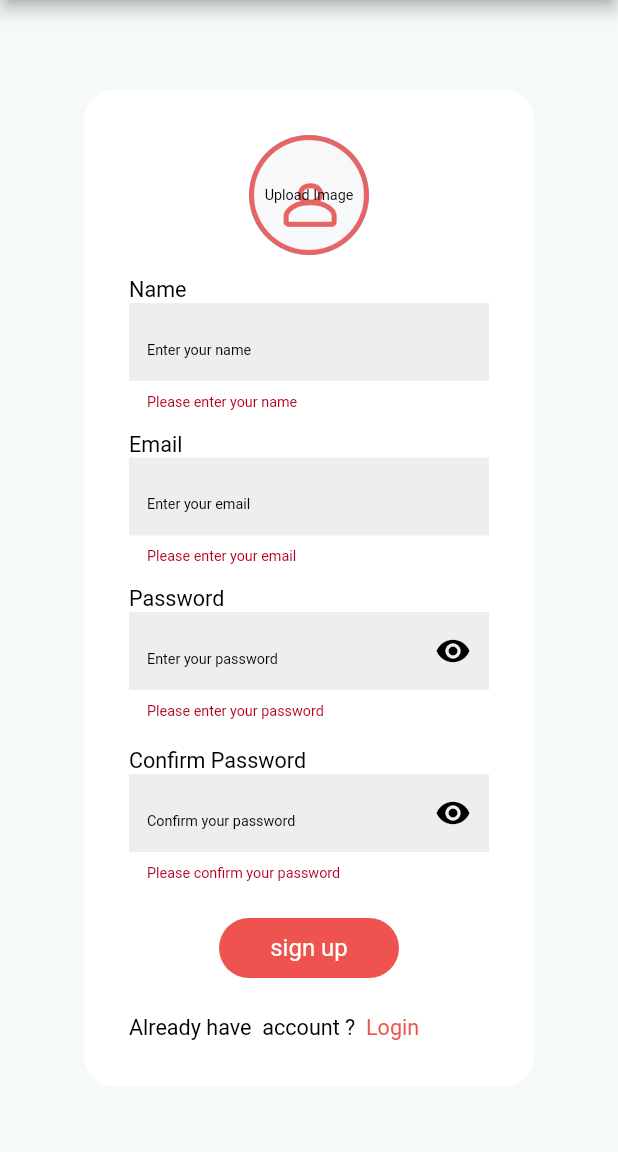
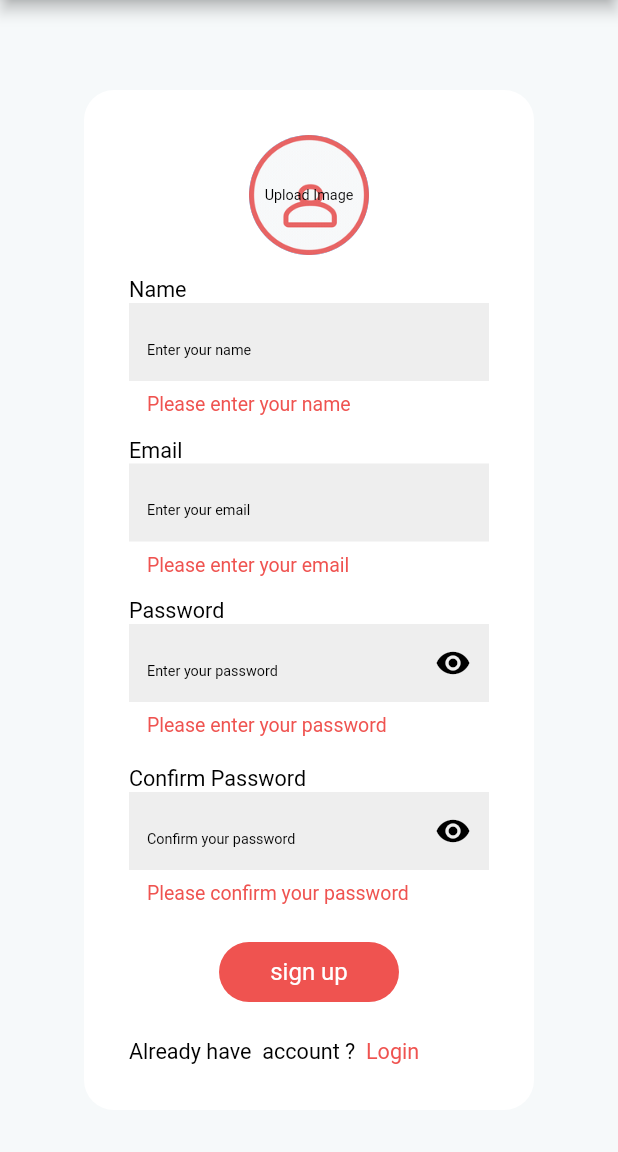
Before and after one commit to Abdelrahman12maged/Ecommerce, a Flutter app: the SignUpView screen opened by its route, after a tap on "sign up", on a phone screen of 412 x 824 dp, the part 84-1236 px from its top. Run offline on Flutter 3.47's test engine with Material 3 defaults, Android fonts, the phone set to English and light mode, and no system bars; our stand-ins replace dartz, device_preview, dio, equatable, flutter_bloc, go_router and 2 more; missing offline and left inert: data_connection_checker_tv; accounts and stored records are empty.

Commit message:
sign in added

```diff
--- /dev/null
+++ b/one_plusApp/lib/Features/Auth/data/models/SignInModel.dart
@@ -0,0 +1,14 @@
+
+class SignInModel {
+  final String message;
+  final String token;
+
+  SignInModel({required this.message, required this.token});
+
+  factory SignInModel.fromJson(Map<String, dynamic> jsonData) {
+    return SignInModel(
+      message: jsonData['message'],
+      token: jsonData['jwt'],
+    );
+  }
+}
--- a/one_plusApp/lib/Features/Auth/domain/usecases/signIn_useCases.dart
+++ b/one_plusApp/lib/Features/Auth/domain/usecases/signIn_useCases.dart
@@ -1,15 +1,16 @@
-// import 'package:dartz/dartz.dart';
-// import 'package:one_plus/Features/Auth/domain/entity/user.dart';
+import 'package:dartz/dartz.dart';
+import 'package:one_plus/Features/Auth/data/models/SignInModel.dart';
+import 'package:one_plus/Features/Auth/domain/entity/user.dart';
+import 'package:one_plus/core/errors/failu.dart';
+import 'package:one_plus/core/params/params.dart';
 
-// import '../../../../core/error/failure.dart';
-// import '../repositry/base_Auth_repo.dart';
+import '../repositry/base_Auth_repo.dart';
 
-// class SignInUsecase {
-//   final baseAuthRepo baseAuthrepo;
+class SignInUsecase {
+  final baseAuthRepo baseAuthrepo;
 
-//   SignInUsecase({required this.baseAuthrepo});
-//           Future<Either<Failure, UserEntity>> call(
-//      String email, String password) async {
-//     return await baseAuthrepo.signIn( email, password);
-//   }
-// }
+  SignInUsecase({required this.baseAuthrepo});
+  Future<Either<failure, SignInModel>> call(UserParams params) async {
+    return await baseAuthrepo.signIn(params);
+  }
+}
--- a/one_plusApp/lib/Features/Auth/domain/usecases/signUp_useCases.dart
+++ b/one_plusApp/lib/Features/Auth/domain/usecases/signUp_useCases.dart
@@ -15,7 +15,7 @@ class SignUpUseCase  {
   SignUpUseCase({required  this.baseAuthrepo});
 
   Future<Either<failure, UserEntity>> call(
-      SingUpParams parameters) async {
+      UserParams parameters) async {
 
        return await baseAuthrepo.signUp(parameters);
 
--- a/one_plusApp/lib/Features/Auth/presentation/manager/cubit/user_cubit.dart
+++ b/one_plusApp/lib/Features/Auth/presentation/manager/cubit/user_cubit.dart
@@ -4,47 +4,51 @@ import 'package:flutter/material.dart';
 import 'package:flutter_bloc/flutter_bloc.dart';
 import 'package:one_plus/Features/Auth/data/datasource/remote_data_source.dart';
 import 'package:one_plus/Features/Auth/data/repositry/Auth_ImpRepo.dart';
+import 'package:one_plus/Features/Auth/domain/usecases/signIn_useCases.dart';
 import 'package:one_plus/Features/Auth/domain/usecases/signUp_useCases.dart';
 import 'package:one_plus/Features/Auth/presentation/manager/cubit/user_state.dart';
 import 'package:one_plus/core/databases/api/dio_consumer.dart';
 import 'package:one_plus/core/params/params.dart';
 
-class SignUpCubit extends Cubit<SignUPState> {
-  SignUpCubit() : super(UserInitial());
+class UserCubit extends Cubit<UserStates> {
+  UserCubit(this.signUpUseCase, this.signInUsecase) : super(UserInitial());
   GlobalKey<FormState> signUpFormKey = GlobalKey();
-  //Profile Pic
-  //Sign up name
+
   TextEditingController signUpName = TextEditingController();
-  //Sign up phone number
-  //Sign up email
+
   TextEditingController signUpEmail = TextEditingController();
-  //Sign up password
   TextEditingController signUpPassword = TextEditingController();
-  //Sign up confirm password
   TextEditingController confirmPassword = TextEditingController();
-  SignUPcubit(SingUpParams params) async {
+  // bool isShowPassword = true;
+
+  // showpasswtoggle() {
+  //   if (isShowPassword) {
+  //     isShowPassword = false;
+  //   } else {
+  //     isShowPassword = true;
+  //   }
+  // }
+  final SignUpUseCase signUpUseCase;
+  final SignInUsecase signInUsecase;
+  SignUp(UserParams params) async {
     emit(SignUPLoading());
 
-    final result = await SignUpUseCase(
-            baseAuthrepo: ImpAuthRepo(
-                baseAuthRemoteDataSource:
-                    AuthRemoteData(apiservice: DioConsumer(dio: Dio()))))
-        .call(SingUpParams(
-            name: params.name, email: params.email, password: params.password));
-    // final failureOrUser = await GetUser(
-    //   repository: UserRepositoryImpl(
-    //       remoteDataSource: UserRemoteDataSource(api: DioConsumer(dio: Dio())),
-    //       localDataSource: UserLocalDataSource(cache: CacheHelper()),
-    //       networkInfo: NetworkInfoImpl(DataConnectionChecker())),
-    // ).call(
-    //   params: UserParams(
-    //     id: id.toString(),
-    //   ),
-    // );
+    final result = await signUpUseCase(params);
 
     result.fold(
       (failure) => emit(SignUPFailure(errMessage: failure.errormessage)),
       (user) => emit(SignUPSuccessfully(user: user)),
     );
   }
+
+  SignIn(UserParams params) async {
+    emit(SignInLoading());
+
+    final result = await signInUsecase(params);
+
+    result.fold(
+      (failure) => emit(SignInFailure(errMessage: failure.errormessage)),
+      (res) => emit(SignInSuccessfully( response: res)),
+    );
+  }
 }
--- a/one_plusApp/lib/Features/Auth/presentation/manager/cubit/user_state.dart
+++ b/one_plusApp/lib/Features/Auth/presentation/manager/cubit/user_state.dart
@@ -1,22 +1,40 @@
+
+import 'package:one_plus/Features/Auth/data/models/SignInModel.dart';
 
 import '../../../domain/entity/user.dart';
 
-class SignUPState {}
+class UserStates {}
 
-final class UserInitial extends SignUPState {}
-final class SignUPLoading extends SignUPState {}
+final class UserInitial extends UserStates {}
+final class SignUPLoading extends UserStates {}
 
-final class SignUPSuccessfully extends SignUPState {
+final class SignUPSuccessfully extends UserStates {
   final UserEntity user;
 
   SignUPSuccessfully({required this.user});
 }
 
 
-final class SignUPFailure extends SignUPState {
+final class SignUPFailure extends UserStates {
   final dynamic errMessage;
 
   SignUPFailure({required this.errMessage});
 
 
 }
+final class SignInLoading extends UserStates {}
+
+final class SignInSuccessfully extends UserStates {
+  final SignInModel response ;
+
+  SignInSuccessfully({required this.response});
+}
+
+
+final class SignInFailure extends UserStates {
+  final dynamic errMessage;
+
+  SignInFailure({required this.errMessage});
+
+
+}
--- a/one_plusApp/lib/Features/Auth/presentation/view/SignUpView.dart
+++ b/one_plusApp/lib/Features/Auth/presentation/view/SignUpView.dart
@@ -1,8 +1,14 @@
+import 'package:dio/dio.dart';
 import 'package:flutter/material.dart';
 import 'package:flutter_bloc/flutter_bloc.dart';
 import 'package:go_router/go_router.dart';
+import 'package:one_plus/Features/Auth/data/datasource/remote_data_source.dart';
+import 'package:one_plus/Features/Auth/data/repositry/Auth_ImpRepo.dart';
+import 'package:one_plus/Features/Auth/domain/usecases/signIn_useCases.dart';
+import 'package:one_plus/Features/Auth/domain/usecases/signUp_useCases.dart';
 import 'package:one_plus/Features/Auth/presentation/manager/cubit/user_cubit.dart';
 import 'package:one_plus/Features/Auth/presentation/view/component/SignUpLayoutsWidgets/SignUpLayout.dart';
+import 'package:one_plus/core/databases/api/dio_consumer.dart';
 import 'package:one_plus/core/utils/SizieConfig.dart';
 
 import '../../../../core/utils/appRouter.dart';
@@ -15,7 +21,7 @@ class SignUpView extends StatelessWidget {
 
   @override
   Widget build(BuildContext context) {
-    return BlocProvider(create: (context) => SignUpCubit(),
+    return BlocProvider(create: (context) => UserCubit(SignUpUseCase(baseAuthrepo:ImpAuthRepo(AuthRemoteDataSource:  AuthRemoteData(apiservice:DioConsumer(dio: Dio())))),SignInUsecase(baseAuthrepo:ImpAuthRepo(AuthRemoteDataSource:  AuthRemoteData(apiservice:DioConsumer(dio: Dio()))))),
       child: Scaffold(
         appBar: CustomAppBar(
           textButton: S.of(context).login,
--- a/one_plusApp/lib/Features/Auth/presentation/view/component/SignUpLayoutsWidgets/SignUpLayout.dart
+++ b/one_plusApp/lib/Features/Auth/presentation/view/component/SignUpLayoutsWidgets/SignUpLayout.dart
@@ -21,12 +21,6 @@ class SignUpLayout extends StatelessWidget {
   double containerWidth;
   double paddingcontainerVertical;
 
-  // final formKey = GlobalKey<FormState>();
-  // final _nameController = TextEditingController();
-  // final _emailController = TextEditingController();
-  // final context.read<SignUpCubit>().signUpPassword = TextEditingController();
-  // final _confirmPasswordController = TextEditingController();
-
   @override
   Widget build(BuildContext context) {
     final str = S.of(context);
@@ -41,7 +35,7 @@ class SignUpLayout extends StatelessWidget {
             child: Padding(
               padding: EdgeInsets.all(30),
               child: Form(
-                key: context.read<SignUpCubit>().signUpFormKey,
+                key: context.read<UserCubit>().signUpFormKey,
                 child: Column(
                   crossAxisAlignment: CrossAxisAlignment.start,
                   children: [
@@ -49,17 +43,10 @@ class SignUpLayout extends StatelessWidget {
                         alignment: Alignment.center,
                         child: CustomUploadImageAvatar()),
                     SizedBox(height: 15),
-                    SignUPTextFormFields(
-                      // nameController: context.read<SignUpCubit>().signUpName,
-                      // emailController: context.read<SignUpCubit>().signUpEmail,
-                      // passwordController: context.read<SignUpCubit>().signUpPassword,
-                      // confirmPasswordController: context.read<SignUpCubit>().confirmPassword,
-                    ),
+                    SignUPTextFormFields(),
                     SizedBox(height: 25),
                     Center(
-                      child: BlocSignUpButton(
-
-                          ),
+                      child: BlocSignUpButton(),
                     ),
                     SizedBox(height: 25),
                     textHaveOrNotHaveAccount(
--- a/one_plusApp/lib/Features/Auth/presentation/view/component/widgets/IconEyses.dart
+++ b/one_plusApp/lib/Features/Auth/presentation/view/component/widgets/IconEyses.dart
@@ -3,15 +3,16 @@ import 'package:one_plus/core/utils/global/themes/appColor/appColorLight.dart';
 
 class IconEyes extends StatelessWidget {
   const IconEyes({
-    super.key,required this.function
+    super.key,required this.onTapIcon, required this.icon
   });
-  final VoidCallback function;
+  final VoidCallback onTapIcon;
+  final IconData icon;
   @override
   Widget build(BuildContext context) {
     return InkWell(
-        onTap: function,
+        onTap: onTapIcon,
         child: Icon(
-          Icons.remove_red_eye,
+         icon,
          color:AppColorsLight.icon_eyesColor,
         ));
   }
--- a/one_plusApp/lib/Features/Auth/presentation/view/component/widgets/SignUpTextFormFields.dart
+++ b/one_plusApp/lib/Features/Auth/presentation/view/component/widgets/SignUpTextFormFields.dart
@@ -7,23 +7,13 @@ import '../../../../../../core/utils/global/Function/Validator.dart';
 import '../../../../../../generated/l10n.dart';
 
 class SignUPTextFormFields extends StatelessWidget {
-  // final TextEditingController nameController;
-  // final TextEditingController emailController;
-  // final TextEditingController passwordController;
-  // final TextEditingController confirmPasswordController;
-
-  const SignUPTextFormFields({
+  SignUPTextFormFields({
     super.key,
-    // required this.nameController,
-    // required this.emailController,
-    // required this.passwordController,
-    // required this.confirmPasswordController,
   });
 
   @override
   Widget build(BuildContext context) {
-    final controller = context.read<SignUpCubit>();
-
+    final controller = context.read<UserCubit>();
 
     final str = S.of(context);
 
@@ -48,18 +38,33 @@ class SignUPTextFormFields extends StatelessWidget {
         SizedBox(height: 15),
         Text(str.password_label),
         CustomTextField(
+          //    obscure: controller.isShowPassword,
           controller: controller.signUpPassword,
           hint: str.password_hint,
-          suffix: IconEyes(function: () {}),
+          suffix: IconEyes(icon: Icons.remove_red_eye, onTapIcon: () {}),
           validator: (value) =>
               Validator.validatePassword(value, str.password_validation_error),
         ),
         SizedBox(height: 20),
         Text(str.confirm_password_label),
         CustomTextField(
+          //  obscure: controller.isShowPassword,
           controller: controller.confirmPassword,
           hint: str.confirm_password_hint,
-          suffix: IconEyes(function: () {}),
+          suffix: IconEyes(
+              icon: Icons.remove_red_eye,
+              onTapIcon: () {
+                // controller.showpasswtoggle();
+                // if (isShowPassword == true) {
+                //   setState(() {
+                //     isShowPassword = false;
+                //   });
+                // } else {
+                //   setState(() {
+                //     isShowPassword = true;
+                //   });
+                // }
+              }),
           validator: (value) => Validator.validateConfirmPassword(
               value,
               controller.signUpPassword.text,
--- a/one_plusApp/lib/Features/Auth/presentation/view/component/widgets/blocSignUButton.dart
+++ b/one_plusApp/lib/Features/Auth/presentation/view/component/widgets/blocSignUButton.dart
@@ -10,22 +10,13 @@ import '../../../manager/cubit/user_state.dart';
 class BlocSignUpButton extends StatelessWidget {
   const BlocSignUpButton({
     super.key,
-
-    // required this.str, required this.formKey, required this.nameController, required this.emailController, required this.passwordController,
   });
-
-  // final GlobalKey<FormState> formKey;
-  // final TextEditingController nameController;
-  // final TextEditingController emailController;
-  // final TextEditingController passwordController;
-  // final S str;
 
   @override
   Widget build(BuildContext context) {
+    final cubitdata = context.read<UserCubit>();
 
-    final cubitdata = context.read<SignUpCubit>();
-
-    return BlocConsumer<SignUpCubit, SignUPState>(
+    return BlocConsumer<UserCubit, UserStates>(
       listener: (context, state) {
         if (state is SignUPLoading) {
           print('loading');
@@ -33,8 +24,14 @@ class BlocSignUpButton extends StatelessWidget {
           ScaffoldMessenger.of(context)
               .showSnackBar(SnackBar(content: Text("sucess")));
         } else if (state is SignUPFailure) {
-          ScaffoldMessenger.of(context).showSnackBar(
-              SnackBar(content: Text("${state.errMessage['message']}")));
+          print(state.errMessage);
+
+            ScaffoldMessenger.of(context).showSnackBar(
+                SnackBar(content: Text("${state.errMessage}")));
+
+          // print(state.errMessage['message']);
+          // ScaffoldMessenger.of(context).showSnackBar(
+          //     SnackBar(content: Text("${state.errMessage['message']}")));
         } else {
           print('another state');
         }
@@ -44,9 +41,9 @@ class BlocSignUpButton extends StatelessWidget {
           height: 40,
           function: () {
             if (cubitdata.signUpFormKey.currentState!.validate()) {
-              BlocProvider.of<SignUpCubit>(context).SignUPcubit(SingUpParams(
-                name:cubitdata.signUpName .text,
-                email:cubitdata.signUpEmail.text,
+              BlocProvider.of<UserCubit>(context).SignUp(UserParams(
+                name: cubitdata.signUpName.text,
+                email: cubitdata.signUpEmail.text,
                 password: cubitdata.signUpPassword.text,
               ));
             }
--- a/one_plusApp/lib/Features/Auth/presentation/view/component/widgets/customTextField.dart
+++ b/one_plusApp/lib/Features/Auth/presentation/view/component/widgets/customTextField.dart
@@ -70,7 +70,8 @@ class CustomTextField extends StatelessWidget {
       keyboardType: type,
       validator: validator,
       decoration: decoration ??
-          InputDecoration(
+          InputDecoration(errorStyle: TextStyle(fontSize: 13,
+            color: AppColorsLight.customButtonMaincolor),
             hintText: hint,
             hintStyle: Theme.of(context).textTheme.bodySmall,
             fillColor:AppColorsLight.textFormFieldFilledColor ,
--- a/one_plusApp/lib/core/databases/api/end_points.dart
+++ b/one_plusApp/lib/core/databases/api/end_points.dart
@@ -7,6 +7,7 @@ class EndPoints {
     static const port = "8080";
   static const baseurl = "http://localhost:8080/api/";
   static const signUpUrl = "signup";
+  static const signInUrl = "signin";
 
 }
 
--- a/one_plusApp/lib/core/params/params.dart
+++ b/one_plusApp/lib/core/params/params.dart
@@ -1,25 +1,12 @@
 import 'package:equatable/equatable.dart';
 
-class TemplateParams {
-  final String id;
-  TemplateParams({required this.id});
-}
 
-class UserParams {
-  final String id;
-  UserParams({required this.id});
-}
-
-class PostParams {
-  final String id;
-  PostParams({required this.id});
-}
-class SingUpParams extends Equatable{
-final String name;
+class UserParams extends Equatable{
+final String? name;
 final String email;
 final String password;
 
-  SingUpParams({required this.name, required this.email, required this.password});
+  UserParams({ this.name, required this.email, required this.password});
 
   @override
   // TODO: implement props
--- a/one_plusApp/lib/core/utils/global/themes/appColor/appColorLight.dart
+++ b/one_plusApp/lib/core/utils/global/themes/appColor/appColorLight.dart
@@ -14,6 +14,7 @@ class AppColorsLight {
   static var  customButtonMaincolor = Colors.red[400];
     static const inputTextFormcolor = Colors.black;
     static const icon_eyesColor = Colors.black;
+    static const errrovalidatortextfieldColor = Colors.white;
 
 
 
```
Also changed, not shown: one_plusApp/lib/Features/Auth/data/datasource/remote_data_source.dart (+17 -49 lines), one_plusApp/lib/Features/Auth/data/repositry/Auth_ImpRepo.dart (+22 -4 lines), one_plusApp/lib/Features/Auth/domain/Repositry/base_Auth_repo.dart (+4 -7 lines), one_plusApp/lib/Features/Auth/presentation/view/component/widgets/SignInTextFormFields.dart (+4 -5 lines), one_plusApp/lib/l10n/intl_ar.arb (+5 -18 lines), one_plusApp/assets/images/background.jpeg (added).
